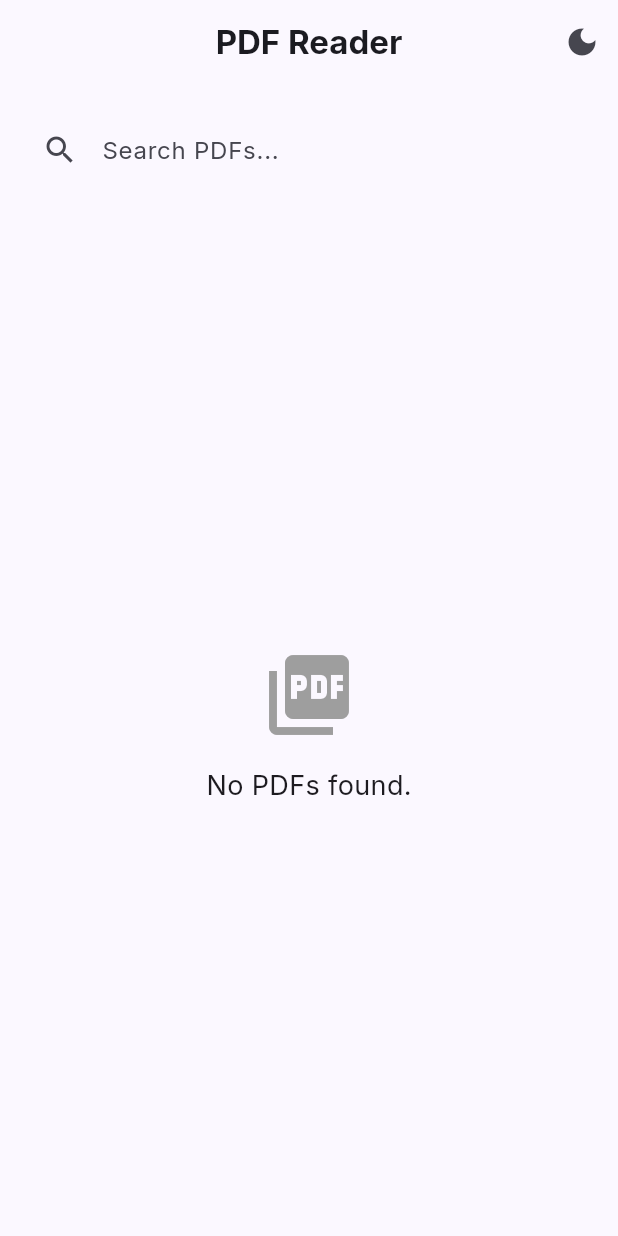
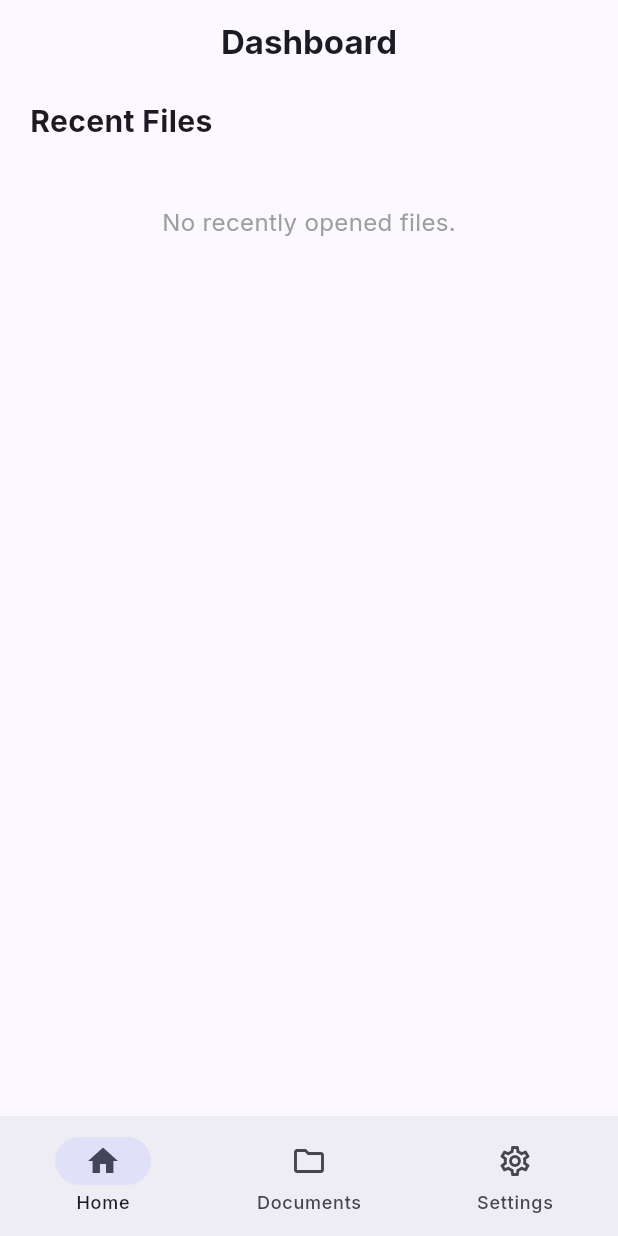
Before and after one commit to ashiqurr112/modern-pdf-reader, a Flutter app: the screen it shows after launch, on a phone screen of 412 x 824 dp. Run offline on Flutter 3.47's test engine with Material 3 defaults, Android fonts, the light colour scheme and no system bars; our stand-ins replace equatable, flutter_bloc, get_it, google_fonts, permission_handler, shared_preferences; missing offline and left inert: flutter_pdfview.

Commit message:
feat: Add Dashboard UI and native PDF Viewer for smooth scrolling

```diff
--- a/lib/core/di/service_locator.dart
+++ b/lib/core/di/service_locator.dart
@@ -2,17 +2,23 @@ import 'package:get_it/get_it.dart';
 import '../../features/pdf_reader/data/datasources/local_pdf_scanner.dart';
 import '../../features/pdf_reader/data/repositories/pdf_repository_impl.dart';
 import '../../features/pdf_reader/domain/repositories/pdf_repository.dart';
+import '../../features/pdf_reader/domain/usecases/add_recent_pdf.dart';
 import '../../features/pdf_reader/domain/usecases/get_pdf_files.dart';
+import '../../features/pdf_reader/domain/usecases/get_recent_pdfs.dart';
 import '../../features/pdf_reader/presentation/cubit/pdf_scanner_cubit.dart';
+import '../../features/pdf_reader/presentation/cubit/recent_pdfs_cubit.dart';
 
 final sl = GetIt.instance;
 
 void setupLocator() {
   // Cubit
   sl.registerFactory(() => PdfScannerCubit(getPdfFiles: sl()));
+  sl.registerFactory(() => RecentPdfsCubit(getRecentPdfFiles: sl(), addRecentPdf: sl()));
 
   // Use Cases
   sl.registerLazySingleton(() => GetPdfFiles(sl()));
+  sl.registerLazySingleton(() => GetRecentPdfFiles(sl()));
+  sl.registerLazySingleton(() => AddRecentPdf(sl()));
 
   // Repository
   sl.registerLazySingleton<PdfRepository>(
--- /dev/null
+++ b/lib/core/utils/formatters.dart
@@ -0,0 +1,7 @@
+class Formatters {
+  static String formatSize(int bytes) {
+    if (bytes < 1024) return '$bytes B';
+    if (bytes < 1024 * 1024) return '${(bytes / 1024).toStringAsFixed(1)} KB';
+    return '${(bytes / (1024 * 1024)).toStringAsFixed(1)} MB';
+  }
+}
--- a/lib/features/pdf_reader/domain/repositories/pdf_repository.dart
+++ b/lib/features/pdf_reader/domain/repositories/pdf_repository.dart
@@ -3,4 +3,6 @@ import '../entities/pdf_file.dart';
 
 abstract class PdfRepository {
   Future<(Failure?, List<PdfFile>?)> getPdfFiles();
+  Future<(Failure?, List<PdfFile>?)> getRecentPdfFiles();
+  Future<Failure?> addRecentPdf(String path);
 }
--- /dev/null
+++ b/lib/features/pdf_reader/domain/usecases/add_recent_pdf.dart
@@ -0,0 +1,14 @@
+import '../../../../core/errors/failures.dart';
+import '../../../../core/usecases/usecase.dart';
+import '../repositories/pdf_repository.dart';
+
+class AddRecentPdf implements UseCase<Failure?, String> {
+  final PdfRepository repository;
+
+  AddRecentPdf(this.repository);
+
+  @override
+  Future<Failure?> call(String params) async {
+    return await repository.addRecentPdf(params);
+  }
+}
--- /dev/null
+++ b/lib/features/pdf_reader/domain/usecases/get_recent_pdfs.dart
@@ -0,0 +1,15 @@
+import '../../../../core/errors/failures.dart';
+import '../../../../core/usecases/usecase.dart';
+import '../entities/pdf_file.dart';
+import '../repositories/pdf_repository.dart';
+
+class GetRecentPdfFiles implements UseCase<(Failure?, List<PdfFile>?), NoParams> {
+  final PdfRepository repository;
+
+  GetRecentPdfFiles(this.repository);
+
+  @override
+  Future<(Failure?, List<PdfFile>?)> call(NoParams params) async {
+    return await repository.getRecentPdfFiles();
+  }
+}
--- /dev/null
+++ b/lib/features/pdf_reader/presentation/cubit/recent_pdfs_cubit.dart
@@ -0,0 +1,30 @@
+import 'package:flutter_bloc/flutter_bloc.dart';
+import '../../../../core/usecases/usecase.dart';
+import '../../domain/usecases/add_recent_pdf.dart';
+import '../../domain/usecases/get_recent_pdfs.dart';
+import 'recent_pdfs_state.dart';
+
+class RecentPdfsCubit extends Cubit<RecentPdfsState> {
+  final GetRecentPdfFiles getRecentPdfFiles;
+  final AddRecentPdf addRecentPdf;
+
+  RecentPdfsCubit({required this.getRecentPdfFiles, required this.addRecentPdf}) : super(RecentPdfsInitial());
+
+  void loadRecentFiles() async {
+    emit(RecentPdfsLoading());
+    final result = await getRecentPdfFiles(NoParams());
+    final failure = result.$1;
+    final files = result.$2;
+
+    if (failure != null) {
+      emit(RecentPdfsError(failure.message));
+    } else if (files != null) {
+      emit(RecentPdfsLoaded(files));
+    }
+  }
+
+  void addFileToRecents(String path) async {
+    await addRecentPdf(path);
+    loadRecentFiles();
+  }
+}
--- /dev/null
+++ b/lib/features/pdf_reader/presentation/cubit/recent_pdfs_state.dart
@@ -0,0 +1,31 @@
+import 'package:equatable/equatable.dart';
+import '../../domain/entities/pdf_file.dart';
+
+abstract class RecentPdfsState extends Equatable {
+  const RecentPdfsState();
+
+  @override
+  List<Object> get props => [];
+}
+
+class RecentPdfsInitial extends RecentPdfsState {}
+
+class RecentPdfsLoading extends RecentPdfsState {}
+
+class RecentPdfsLoaded extends RecentPdfsState {
+  final List<PdfFile> pdfs;
+
+  const RecentPdfsLoaded(this.pdfs);
+
+  @override
+  List<Object> get props => [pdfs];
+}
+
+class RecentPdfsError extends RecentPdfsState {
+  final String message;
+
+  const RecentPdfsError(this.message);
+
+  @override
+  List<Object> get props => [message];
+}
--- /dev/null
+++ b/lib/features/pdf_reader/presentation/pages/dashboard_page.dart
@@ -0,0 +1,73 @@
+import 'package:flutter/material.dart';
+import 'package:flutter_bloc/flutter_bloc.dart';
+
+import '../../../../core/di/service_locator.dart';
+import '../cubit/pdf_scanner_cubit.dart';
+import '../cubit/recent_pdfs_cubit.dart';
+import 'tabs/home_tab.dart';
+import 'tabs/documents_tab.dart';
+import 'tabs/settings_tab.dart';
+
+class DashboardPage extends StatelessWidget {
+  const DashboardPage({super.key});
+
+  @override
+  Widget build(BuildContext context) {
+    return MultiBlocProvider(
+      providers: [
+        BlocProvider(create: (_) => sl<PdfScannerCubit>()..scanFiles()),
+        BlocProvider(create: (_) => sl<RecentPdfsCubit>()..loadRecentFiles()),
+      ],
+      child: const DashboardView(),
+    );
+  }
+}
+
+class DashboardView extends StatefulWidget {
+  const DashboardView({super.key});
+
+  @override
+  State<DashboardView> createState() => _DashboardViewState();
+}
+
+class _DashboardViewState extends State<DashboardView> {
+  int _currentIndex = 0;
+
+  final List<Widget> _tabs = const [
+    HomeTab(),
+    DocumentsTab(),
+    SettingsTab(),
+  ];
+
+  @override
+  Widget build(BuildContext context) {
+    return Scaffold(
+      body: _tabs[_currentIndex],
+      bottomNavigationBar: NavigationBar(
+        selectedIndex: _currentIndex,
+        onDestinationSelected: (index) {
+          setState(() {
+            _currentIndex = index;
+          });
+        },
+        destinations: const [
+          NavigationDestination(
+            icon: Icon(Icons.home_outlined),
+            selectedIcon: Icon(Icons.home),
+            label: 'Home',
+          ),
+          NavigationDestination(
+            icon: Icon(Icons.folder_outlined),
+            selectedIcon: Icon(Icons.folder),
+            label: 'Documents',
+          ),
+          NavigationDestination(
+            icon: Icon(Icons.settings_outlined),
+            selectedIcon: Icon(Icons.settings),
+            label: 'Settings',
+          ),
+        ],
+      ),
+    );
+  }
+}
--- a/lib/features/pdf_reader/presentation/pages/home_page.dart
+++ b/lib/features/pdf_reader/presentation/pages/tabs/documents_tab.dart
@@ -2,39 +2,21 @@ import 'package:flutter/material.dart';
 import 'package:flutter_bloc/flutter_bloc.dart';
 import 'dart:io';
 
-import '../../../../core/di/service_locator.dart';
-import '../cubit/pdf_scanner_cubit.dart';
-import '../cubit/pdf_scanner_state.dart';
-import '../cubit/theme_cubit.dart';
-import 'viewer_page.dart';
+import '../../../../../core/utils/formatters.dart';
+import '../../cubit/pdf_scanner_cubit.dart';
+import '../../cubit/pdf_scanner_state.dart';
+import '../../cubit/recent_pdfs_cubit.dart';
+import '../viewer_page.dart';
 
-class HomePage extends StatelessWidget {
-  const HomePage({super.key});
+class DocumentsTab extends StatefulWidget {
+  const DocumentsTab({super.key});
 
   @override
-  Widget build(BuildContext context) {
-    return BlocProvider(
-      create: (_) => sl<PdfScannerCubit>()..scanFiles(),
-      child: const HomePageView(),
-    );
-  }
+  State<DocumentsTab> createState() => _DocumentsTabState();
 }
 
-class HomePageView extends StatefulWidget {
-  const HomePageView({super.key});
-
-  @override
-  State<HomePageView> createState() => _HomePageViewState();
-}
-
-class _HomePageViewState extends State<HomePageView> {
+class _DocumentsTabState extends State<DocumentsTab> {
   final TextEditingController _searchController = TextEditingController();
-
-  String _formatSize(int bytes) {
-    if (bytes < 1024) return '$bytes B';
-    if (bytes < 1024 * 1024) return '${(bytes / 1024).toStringAsFixed(1)} KB';
-    return '${(bytes / (1024 * 1024)).toStringAsFixed(1)} MB';
-  }
 
   @override
   void dispose() {
@@ -44,21 +26,9 @@ class _HomePageViewState extends State<HomePageView> {
 
   @override
   Widget build(BuildContext context) {
-    final themeCubit = context.read<ThemeCubit>();
-
     return Scaffold(
       appBar: AppBar(
-        title: const Text('PDF Reader', style: TextStyle(fontWeight: FontWeight.bold)),
-        actions: [
-          IconButton(
-            icon: Icon(
-              Theme.of(context).brightness == Brightness.dark
-                  ? Icons.light_mode
-                  : Icons.dark_mode,
-            ),
-            onPressed: () => themeCubit.toggleTheme(),
-          ),
-        ],
+        title: const Text('All Documents', style: TextStyle(fontWeight: FontWeight.bold)),
       ),
       body: Column(
         children: [
@@ -137,10 +107,11 @@ class _HomePageViewState extends State<HomePageView> {
                               style: const TextStyle(fontWeight: FontWeight.w600),
                             ),
                             subtitle: Text(
-                              '${_formatSize(pdf.size)} • ${pdf.lastModified.toString().split(' ')[0]}',
+                              '${Formatters.formatSize(pdf.size)} • ${pdf.lastModified.toString().split(' ')[0]}',
                               style: const TextStyle(fontSize: 12),
                             ),
                             onTap: () {
+                              context.read<RecentPdfsCubit>().addFileToRecents(pdf.path);
                               Navigator.push(
                                 context,
                                 MaterialPageRoute(
--- /dev/null
+++ b/lib/features/pdf_reader/presentation/pages/tabs/home_tab.dart
@@ -0,0 +1,106 @@
+import 'package:flutter/material.dart';
+import 'package:flutter_bloc/flutter_bloc.dart';
+import 'dart:io';
+
+import '../../../../../core/utils/formatters.dart';
+import '../../cubit/recent_pdfs_cubit.dart';
+import '../../cubit/recent_pdfs_state.dart';
+import '../viewer_page.dart';
+
+class HomeTab extends StatelessWidget {
+  const HomeTab({super.key});
+
+  @override
+  Widget build(BuildContext context) {
+    return Scaffold(
+      appBar: AppBar(
+        title: const Text('Dashboard', style: TextStyle(fontWeight: FontWeight.bold)),
+      ),
+      body: SingleChildScrollView(
+        child: Column(
+          crossAxisAlignment: CrossAxisAlignment.start,
+          children: [
+            const Padding(
+              padding: EdgeInsets.symmetric(horizontal: 20.0, vertical: 10),
+              child: Text(
+                'Recent Files',
+                style: TextStyle(fontSize: 20, fontWeight: FontWeight.bold),
+              ),
+            ),
+            BlocBuilder<RecentPdfsCubit, RecentPdfsState>(
+              builder: (context, state) {
+                if (state is RecentPdfsLoading || state is RecentPdfsInitial) {
+                  return const Center(
+                    child: Padding(
+                      padding: EdgeInsets.all(32.0),
+                      child: CircularProgressIndicator(),
+                    ),
+                  );
+                } else if (state is RecentPdfsError) {
+                  return Center(
+                    child: Padding(
+                      padding: const EdgeInsets.all(32.0),
+                      child: Text(state.message),
+                    ),
+                  );
+                } else if (state is RecentPdfsLoaded) {
+                  if (state.pdfs.isEmpty) {
+                    return const Center(
+                      child: Padding(
+                        padding: EdgeInsets.all(32.0),
+                        child: Text(
+                          'No recently opened files.',
+                          style: TextStyle(fontSize: 16, color: Colors.grey),
+                        ),
+                      ),
+                    );
+                  }
+
+                  return ListView.builder(
+                    shrinkWrap: true,
+                    physics: const NeverScrollableScrollPhysics(),
+                    itemCount: state.pdfs.length,
+                    itemBuilder: (context, index) {
+                      final pdf = state.pdfs[index];
+                      return Padding(
+                        padding: const EdgeInsets.symmetric(horizontal: 16.0, vertical: 4.0),
+                        child: Card(
+                          child: ListTile(
+                            leading: const CircleAvatar(
+                              backgroundColor: Colors.blueAccent,
+                              child: Icon(Icons.history, color: Colors.white),
+                            ),
+                            title: Text(
+                              pdf.name,
+                              maxLines: 1,
+                              overflow: TextOverflow.ellipsis,
+                              style: const TextStyle(fontWeight: FontWeight.w600),
+                            ),
+                            subtitle: Text(
+                              '${Formatters.formatSize(pdf.size)} • ${pdf.lastModified.toString().split(' ')[0]}',
+                              style: const TextStyle(fontSize: 12),
+                            ),
+                            onTap: () {
+                              context.read<RecentPdfsCubit>().addFileToRecents(pdf.path);
+                              Navigator.push(
+                                context,
+                                MaterialPageRoute(
+                                  builder: (_) => ViewerPage(pdfFile: File(pdf.path), pdfName: pdf.name),
+                                ),
+                              );
+                            },
+                          ),
+                        ),
+                      );
+                    },
+                  );
+                }
+                return const SizedBox.shrink();
+              },
+            ),
+          ],
+        ),
+      ),
+    );
+  }
+}
--- a/lib/main.dart
+++ b/lib/main.dart
@@ -4,7 +4,7 @@ import 'package:flutter_bloc/flutter_bloc.dart';
 import 'core/di/service_locator.dart';
 import 'core/theme/app_theme.dart';
 import 'features/pdf_reader/presentation/cubit/theme_cubit.dart';
-import 'features/pdf_reader/presentation/pages/home_page.dart';
+import 'features/pdf_reader/presentation/pages/dashboard_page.dart';
 
 void main() async {
   WidgetsFlutterBinding.ensureInitialized();
@@ -26,7 +26,7 @@ class MyApp extends StatelessWidget {
             theme: AppTheme.lightTheme,
             darkTheme: AppTheme.darkTheme,
             themeMode: themeMode,
-            home: const HomePage(),
+            home: const DashboardPage(),
             debugShowCheckedModeBanner: false,
           );
         },
--- a/pubspec.yaml
+++ b/pubspec.yaml
@@ -37,11 +37,11 @@ dependencies:
   flutter_bloc: ^9.1.1
   get_it: ^9.2.1
   permission_handler: ^12.0.3
-  syncfusion_flutter_pdfviewer: ^33.2.12
   google_fonts: ^8.1.0
   shared_preferences: ^2.5.5
   equatable: ^2.0.8
   path: ^1.9.1
+  flutter_pdfview: ^1.4.4
 
 dev_dependencies:
   flutter_test:
```
Also changed, not shown: lib/features/pdf_reader/data/repositories/pdf_repository_impl.dart (+53 -0 lines), lib/features/pdf_reader/presentation/pages/tabs/settings_tab.dart (added, +50 -0 lines), lib/features/pdf_reader/presentation/pages/viewer_page.dart (+49 -33 lines), pubspec.lock, 6 other files.
